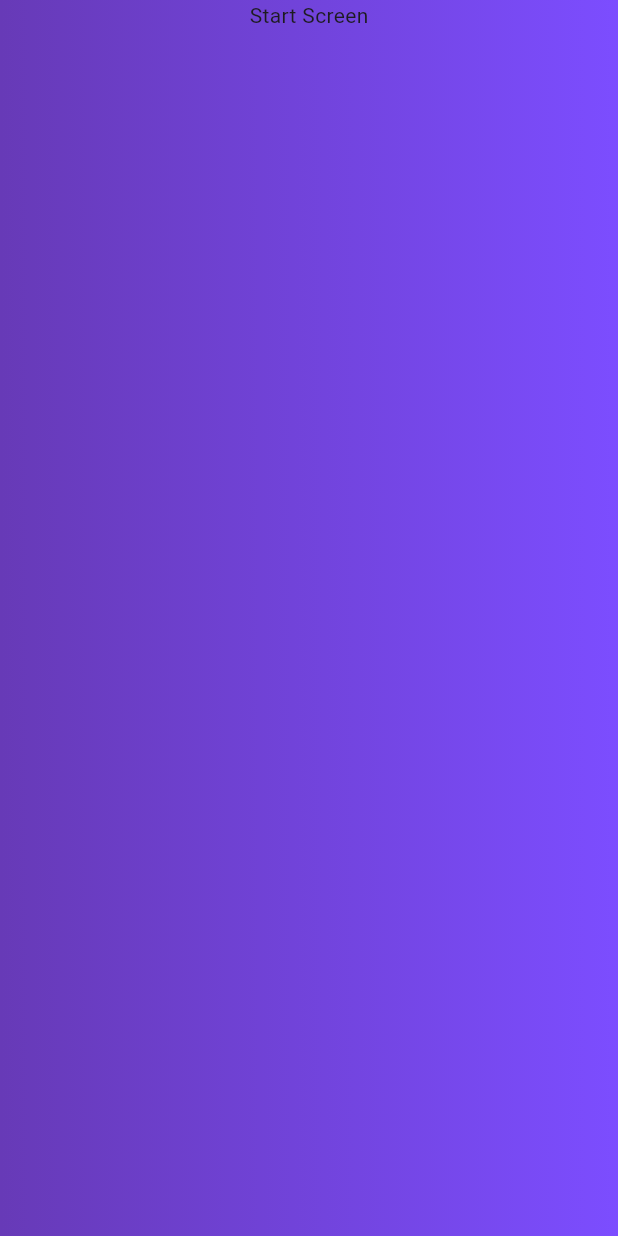
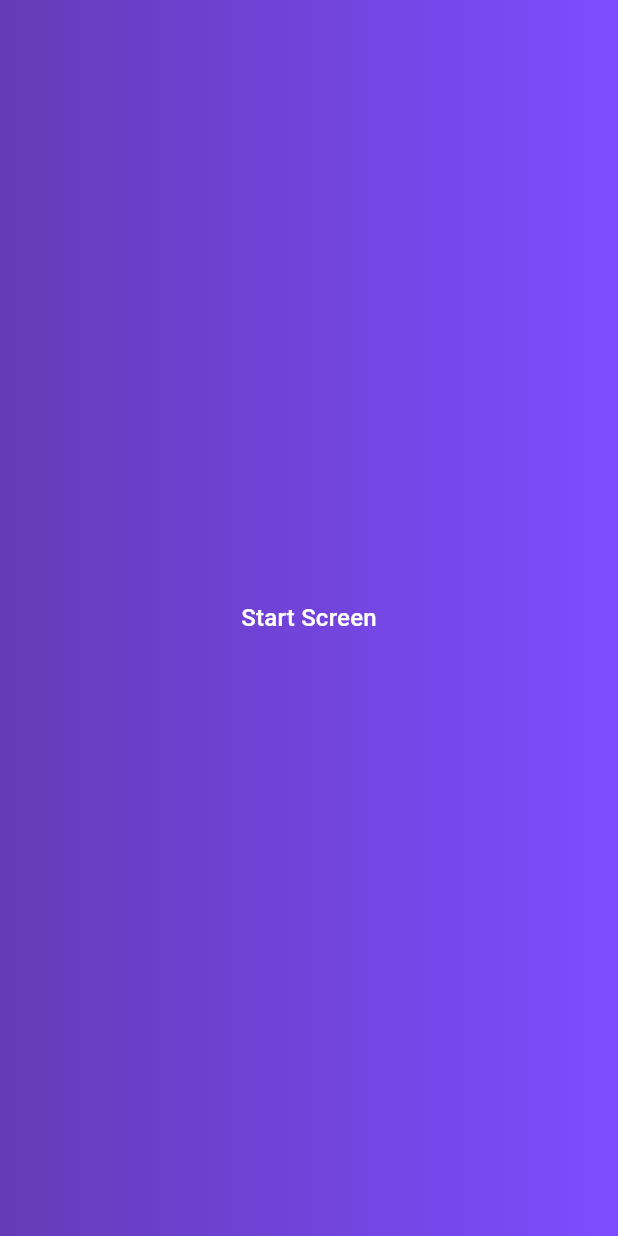
Before and after one commit to Amaanarabiyani/quiz-app, a Flutter app: the screen it shows after launch, on a phone screen of 412 x 824 dp. Run offline on Flutter 3.47's test engine with Material 3 defaults, Android fonts, the phone set to English and light mode, and no system bars.

```diff
--- a/lib/main.dart
+++ b/lib/main.dart
@@ -14,7 +14,11 @@ class MyApp extends StatelessWidget {
       title: 'Dice Roller',
       home: Scaffold(
         body: Container(
-          decoration: BoxDecoration(gradient: LinearGradient(colors: [Colors.deepPurple, Colors.deepPurpleAccent])),
+          decoration: BoxDecoration(
+            gradient: LinearGradient(
+              colors: [Colors.deepPurple, Colors.deepPurpleAccent],
+            ),
+          ),
           child: StartScreen(),
         ),
       ),
--- a/lib/screens/start_screen.dart
+++ b/lib/screens/start_screen.dart
@@ -5,6 +5,6 @@ class StartScreen extends StatelessWidget {
 
   @override
   Widget build(BuildContext context) {
-    return Column(children: [Center(child: Text("Start Screen"))]);
+    return Center(child: Text("Start Screen", style: Theme.of(context).textTheme.titleMedium?.copyWith(color: Colors.white)));
   }
 }
```
